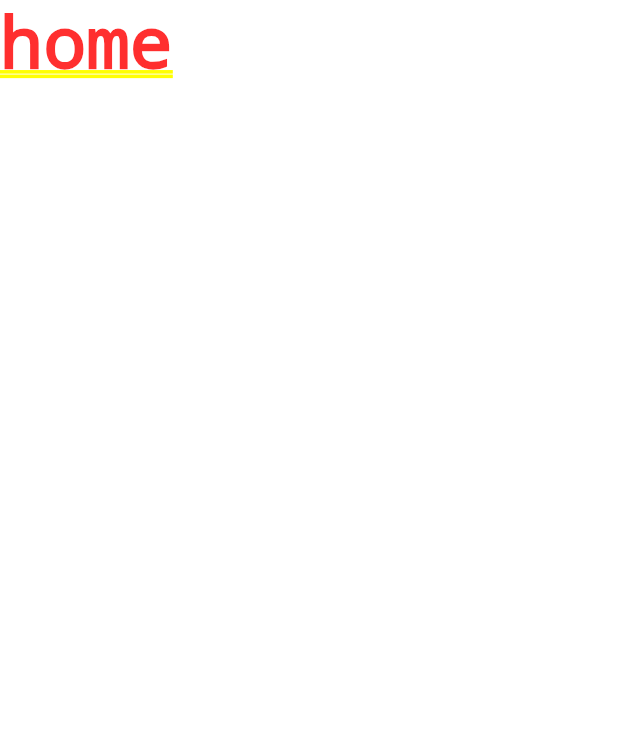
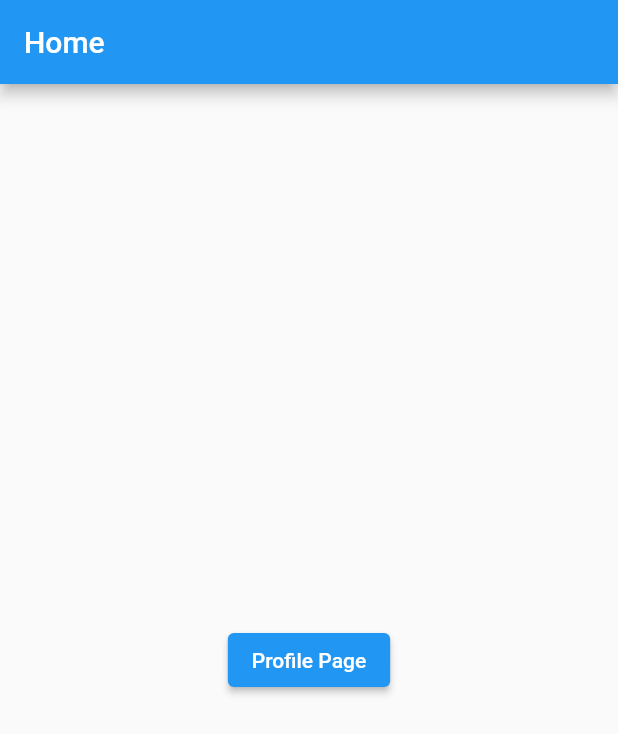
Before and after one commit to MaxBoocha/Mighty-Meteo-App, a Flutter app: the screen it shows after launch, on a phone screen of 412 x 824 dp. Shown: the top 734 px of the screen. Run offline on Flutter 3.47's test engine with Material 2 defaults, Android fonts, the phone set to English and light mode, and no system bars; our stand-ins replace get.

Commit message:
getX works

```diff
--- a/lib/main.dart
+++ b/lib/main.dart
@@ -1,5 +1,7 @@
 import 'package:flutter/material.dart';
 import 'package:mightymeteomap/screens/wrapper.dart';
+import 'package:get/get.dart';
+import 'package:mightymeteomap/screens/profile/profile.dart';
 
 void main() {
   runApp(const MyApp());
@@ -11,8 +13,12 @@ class MyApp extends StatelessWidget {
   // This widget is the root of your application.
   @override
   Widget build(BuildContext context) {
-    return const MaterialApp(
-      home: Wrapper(),
+    return GetMaterialApp(
+      title: "Test",
+      home: const Wrapper(),
+      getPages: [
+        GetPage(name: "/profile", page: () => const Profile()),
+      ],
     );
   }
 }
--- a/lib/screens/home/home.dart
+++ b/lib/screens/home/home.dart
@@ -1,12 +1,23 @@
 import 'package:flutter/material.dart';
+import 'package:get/get.dart';
 
 class Home extends StatelessWidget {
   const Home({Key? key}) : super(key: key);
 
   @override
   Widget build(BuildContext context) {
-    return Container(
-      child: const Text("home"),
+    return Scaffold(
+      appBar: AppBar(
+        title: const Text('Home'),
+      ),
+      body: Center(
+        child: ElevatedButton(
+          child: const Text('Profile Page'),
+          onPressed: () {
+            Get.toNamed("/profile");
+          },
+        ),
+      ),
     );
   }
 }
--- /dev/null
+++ b/lib/screens/profile/profile.dart
@@ -0,0 +1,28 @@
+import 'package:flutter/material.dart';
+import 'package:get/get.dart';
+
+class Profile extends StatefulWidget {
+  const Profile({Key? key}) : super(key: key);
+
+  @override
+  State<Profile> createState() => _ProfileState();
+}
+
+class _ProfileState extends State<Profile> {
+  @override
+  Widget build(BuildContext context) {
+    return Scaffold(
+      appBar: AppBar(
+        title: const Text("Profile"),
+      ),
+      body: Center(
+        child: ElevatedButton(
+          onPressed: () {
+            Get.back();
+          },
+          child: const Text('Go back!'),
+        ),
+      ),
+    );
+  }
+}
```
Also changed, not shown: 1 other file.
